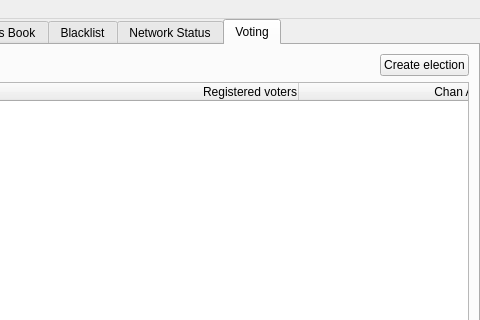
Old version of the form src/bitmessageqt/bitmessageui.ui in the repository Nainesh1184/PyBitmessageVote; both pictures show x 405 to 885 and y 0 to 320 of the 885 by 580 pixel window.
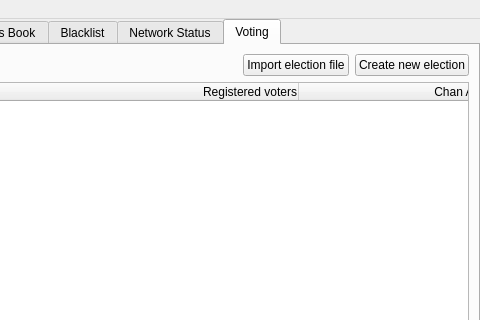
New version of the form. The open tabs and pages were chosen to show the change. Icons and pictures are not drawn.

Commit message: Importing elections

```diff
--- a/src/bitmessageqt/bitmessageui.ui
+++ b/src/bitmessageqt/bitmessageui.ui
@@ -1054,10 +1054,10 @@
         <string>Voting</string>
        </attribute>
        <layout class="QGridLayout" name="gridLayout_7">
-        <item row="2" column="1">
+        <item row="2" column="2">
          <widget class="QPushButton" name="pushButtonCreateElection">
           <property name="text">
-           <string>Create election</string>
+           <string>Create new election</string>
           </property>
          </widget>
         </item>
@@ -1074,7 +1074,7 @@
           </property>
          </spacer>
         </item>
-        <item row="3" column="0" rowspan="2" colspan="2">
+        <item row="3" column="0" rowspan="2" colspan="3">
          <widget class="QTableWidget" name="tableWidgetElections">
           <property name="alternatingRowColors">
            <bool>true</bool>
@@ -1129,6 +1129,13 @@
           </column>
          </widget>
         </item>
+        <item row="2" column="1">
+         <widget class="QPushButton" name="pushButtonImportElection">
+          <property name="text">
+           <string>Import election file</string>
+          </property>
+         </widget>
+        </item>
        </layout>
       </widget>
      </widget>
```
The commit also changes 3 other files.
